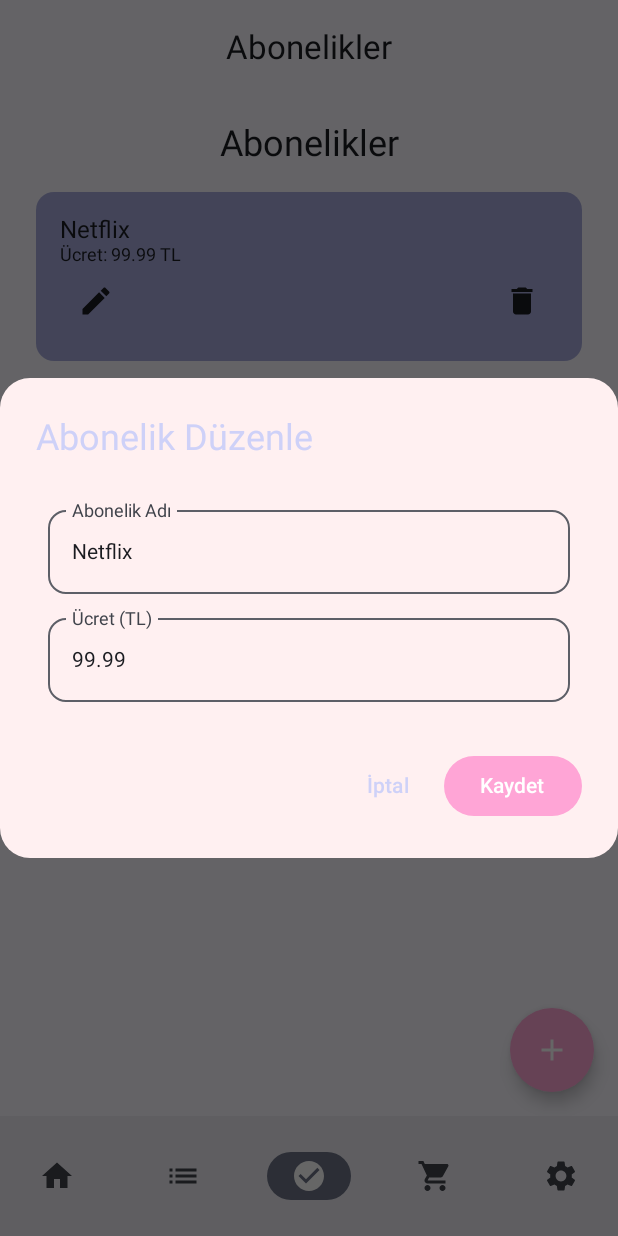
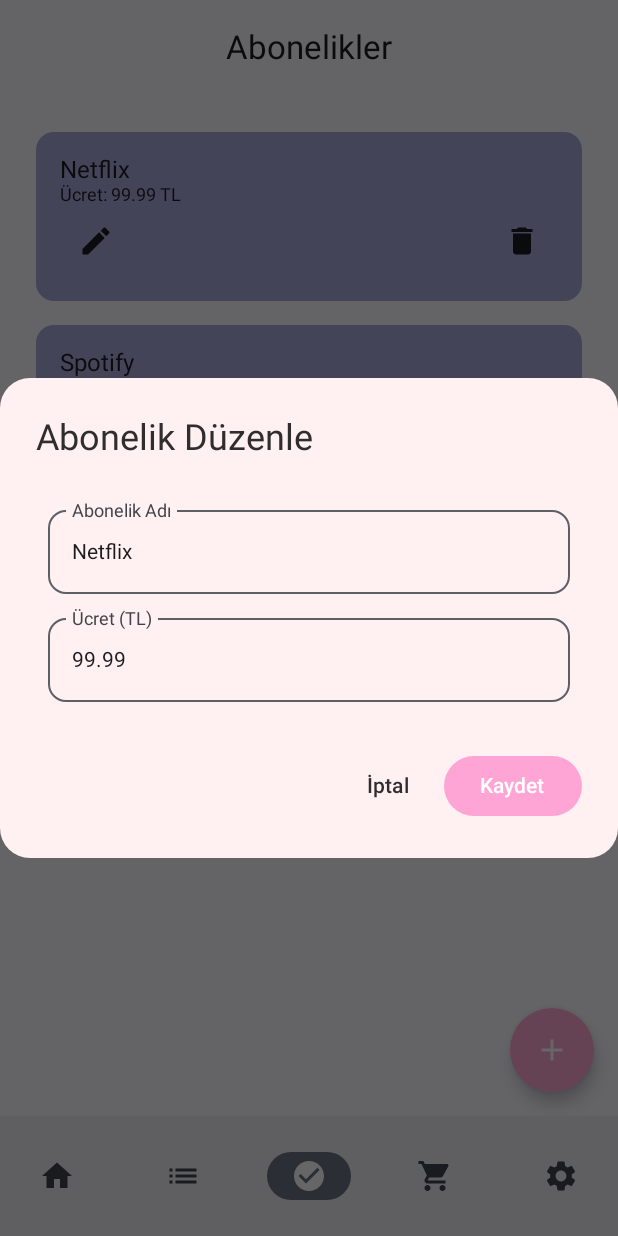
Before and after one commit to rakun256/faturapay-mobile, an Android app built with Jetpack Compose: the SubscriptionScreen screen opened through its navigation route, after a tap on "Düzenle", on a phone screen of 412 x 824 dp. Run offline under Robolectric (Android 15) with nearby library versions, the phone set to English and light mode, and no system bars; our stand-ins replace livedata-compose.

Commit message:
Nearly there

```diff
--- a/app/src/main/java/com/faturapay/ui/components/AddSubscriptionDialog.kt
+++ b/app/src/main/java/com/faturapay/ui/components/AddSubscriptionDialog.kt
@@ -25,7 +25,7 @@ fun AddSubscriptionDialog(onDismiss: () -> Unit, onAddSubscription: (Subscriptio
         title = {
             Text(
                 text = "Yeni Abonelik Ekle",
-                color = DarkPrimary,
+                color = DarkGray,
                 style = MaterialTheme.typography.titleLarge
             )
         },
@@ -87,7 +87,7 @@ fun AddSubscriptionDialog(onDismiss: () -> Unit, onAddSubscription: (Subscriptio
         },
         dismissButton = {
             TextButton(onClick = onDismiss) {
-                Text("İptal", color = DarkPrimary)
+                Text("İptal", color = DarkGray)
             }
         }
     )
--- a/app/src/main/java/com/faturapay/ui/components/EditSubscriptionDialog.kt
+++ b/app/src/main/java/com/faturapay/ui/components/EditSubscriptionDialog.kt
@@ -24,7 +24,7 @@ fun EditSubscriptionDialog(
         containerColor = LightBackground,
         shape = RoundedCornerShape(20.dp),
         title = {
-            Text(text = "Abonelik Düzenle", color = DarkPrimary)
+            Text(text = "Abonelik Düzenle", color = DarkGray)
         },
         text = {
             Column(modifier = Modifier.padding(8.dp)) {
@@ -60,7 +60,7 @@ fun EditSubscriptionDialog(
             }
         },
         dismissButton = {
-            TextButton(onClick = onDismiss) { Text("İptal", color = DarkPrimary) }
+            TextButton(onClick = onDismiss) { Text("İptal", color = DarkGray) }
         }
     )
 }
--- a/app/src/main/java/com/faturapay/ui/screens/DashboardScreen.kt
+++ b/app/src/main/java/com/faturapay/ui/screens/DashboardScreen.kt
@@ -14,24 +14,35 @@ import androidx.compose.ui.unit.dp
 import androidx.lifecycle.viewmodel.compose.viewModel
 import androidx.navigation.NavController
 import com.faturapay.data.model.Invoice
+import com.faturapay.data.model.Subscription
 import com.faturapay.ui.components.DashboardInvoiceItem
+import com.faturapay.ui.components.DashboardSubscriptionItem
 import com.faturapay.viewmodel.DashboardViewModel
+import com.faturapay.viewmodel.SubscriptionViewModel
 import java.util.*
 
 @OptIn(ExperimentalMaterial3Api::class)
 @Composable
-fun DashboardScreen(navController: NavController, viewModel: DashboardViewModel = viewModel()) {
+fun DashboardScreen(
+    navController: NavController,
+    viewModel: DashboardViewModel = viewModel(),
+    subscriptionViewModel: SubscriptionViewModel = viewModel()
+) {
     val invoices by viewModel.invoices.observeAsState(emptyList())
+    val subscriptions by subscriptionViewModel.subscriptions.observeAsState(emptyList())
 
     val unpaidInvoices = invoices.filter { !it.isPaid }
     val paidInvoices = invoices.filter { it.isPaid }
     val overdueInvoices = invoices.filter { !it.isPaid && it.dueDate.before(Date()) }
 
-    Column(
+    LazyColumn(
         modifier = Modifier
             .fillMaxSize()
-            .padding(16.dp)
+            .padding(16.dp),
+        verticalArrangement = Arrangement.spacedBy(16.dp)
     ) {
+        item {
+            // **Kullanıcı Bilgisi**
             Text(
                 text = "Merhaba, Kullanıcı!",
                 style = MaterialTheme.typography.headlineSmall.copy(fontWeight = FontWeight.Bold)
@@ -41,8 +52,10 @@ fun DashboardScreen(navController: NavController, viewModel: DashboardViewModel
                 text = "Hesap Durumu: ${unpaidInvoices.size} ödenmemiş, ${overdueInvoices.size} gecikmiş fatura.",
                 style = MaterialTheme.typography.bodyMedium
             )
-        Spacer(modifier = Modifier.height(16.dp))
+        }
 
+        item {
+            // **Özet Kartları**
             Row(
                 modifier = Modifier.fillMaxWidth(),
                 horizontalArrangement = Arrangement.SpaceBetween
@@ -51,19 +64,30 @@ fun DashboardScreen(navController: NavController, viewModel: DashboardViewModel
                 SummaryCard("Gecikmiş", overdueInvoices.size, MaterialTheme.colorScheme.error, Modifier.weight(1f))
                 SummaryCard("Ödenmiş", paidInvoices.size, MaterialTheme.colorScheme.secondary, Modifier.weight(1f))
             }
+        }
 
-        Spacer(modifier = Modifier.height(16.dp))
-
+        item {
+            // **Son Faturalar Başlığı**
             Text(
                 text = "Son Faturalar",
                 style = MaterialTheme.typography.titleMedium.copy(fontWeight = FontWeight.SemiBold)
             )
-        Spacer(modifier = Modifier.height(8.dp))
+        }
 
-        LazyColumn {
         items(invoices.take(5)) { invoice: Invoice ->
             DashboardInvoiceItem(invoice)
         }
+
+        item {
+            // **Son Abonelikler Başlığı**
+            Text(
+                text = "Son Abonelikler",
+                style = MaterialTheme.typography.titleMedium.copy(fontWeight = FontWeight.SemiBold)
+            )
+        }
+
+        items(subscriptions) { subscription: Subscription ->
+            DashboardSubscriptionItem(subscription)
         }
     }
 }
--- a/app/src/main/java/com/faturapay/ui/screens/SubscriptionScreen.kt
+++ b/app/src/main/java/com/faturapay/ui/screens/SubscriptionScreen.kt
@@ -45,13 +45,6 @@ fun SubscriptionScreen(viewModel: SubscriptionViewModel = viewModel()) {
                 .padding(innerPadding)
                 .padding(16.dp)
         ) {
-            Text(
-                text = "Abonelikler",
-                style = MaterialTheme.typography.headlineSmall,
-                modifier = Modifier.align(Alignment.CenterHorizontally)
-            )
-            Spacer(modifier = Modifier.height(8.dp))
-
             LazyColumn {
                 items(subscriptions) { subscription ->  // ✅ `it` yerine `subscription` ismi açıkça yazıldı
                     SubscriptionItem(
```
Lines whose indentation alone changed are shown as unchanged.
